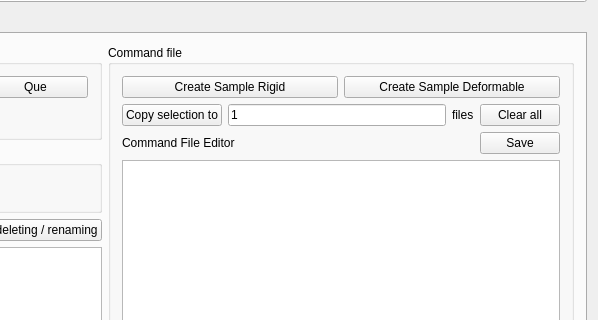
simonoxen/plastimatch, file src/plastimatch/standalone/register_gui.ui: the form before one commit; both pictures show x 389 to 987 and y 95 to 415 of the 987 by 913 pixel window.
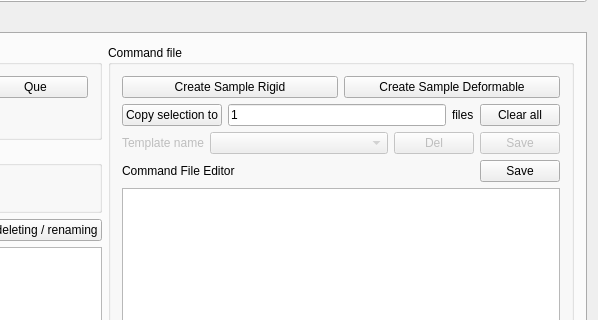
The form after the commit.

Commit message: Partial implementation of stored parameter templates

Diff of the .ui file:
```diff
--- a/src/plastimatch/standalone/register_gui.ui
+++ b/src/plastimatch/standalone/register_gui.ui
@@ -266,6 +266,53 @@
                  </item>
                 </layout>
                </item>
+               <item>
+                <layout class="QHBoxLayout" name="horizontalLayout_12">
+                 <item>
+                  <widget class="QLabel" name="label">
+                   <property name="enabled">
+                    <bool>false</bool>
+                   </property>
+                   <property name="text">
+                    <string>Template name</string>
+                   </property>
+                  </widget>
+                 </item>
+                 <item>
+                  <widget class="QComboBox" name="comboBox_Template">
+                   <property name="enabled">
+                    <bool>false</bool>
+                   </property>
+                   <property name="sizePolicy">
+                    <sizepolicy hsizetype="Preferred" vsizetype="Fixed">
+                     <horstretch>1</horstretch>
+                     <verstretch>0</verstretch>
+                    </sizepolicy>
+                   </property>
+                  </widget>
+                 </item>
+                 <item>
+                  <widget class="QPushButton" name="pushButton_DeleteTemplate">
+                   <property name="enabled">
+                    <bool>false</bool>
+                   </property>
+                   <property name="text">
+                    <string>Del</string>
+                   </property>
+                  </widget>
+                 </item>
+                 <item>
+                  <widget class="QPushButton" name="pushButton_SaveTemplate">
+                   <property name="enabled">
+                    <bool>false</bool>
+                   </property>
+                   <property name="text">
+                    <string>Save</string>
+                   </property>
+                  </widget>
+                 </item>
+                </layout>
+               </item>
                <item>
                 <layout class="QHBoxLayout" name="horizontalLayout_4">
                  <item>
```
Left out of the diff: 2 changed lines with no effect on the pictures. The commit also changes 2 other files.
